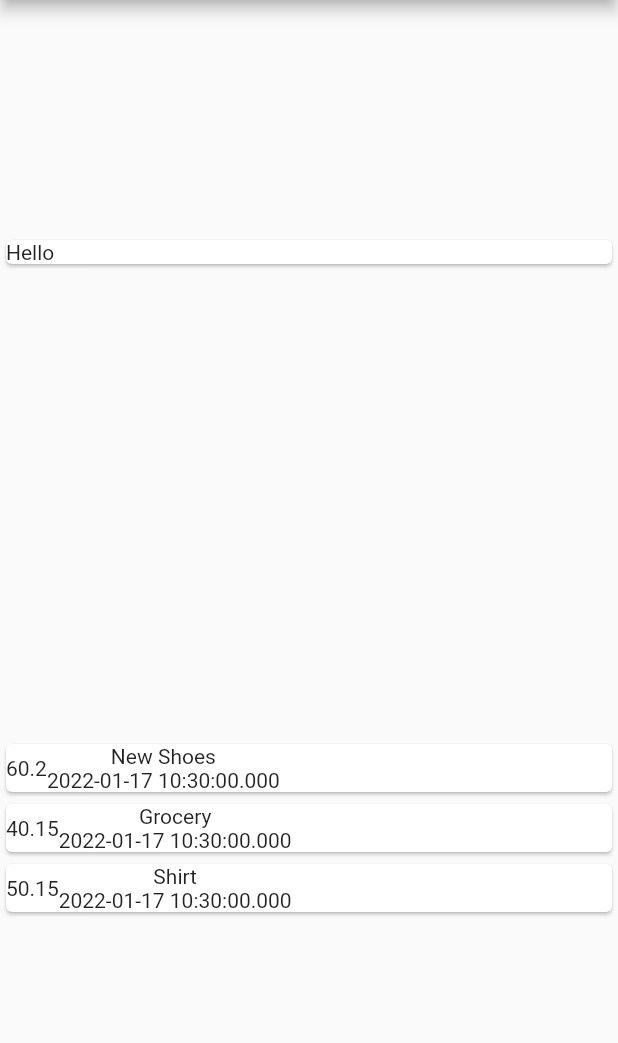
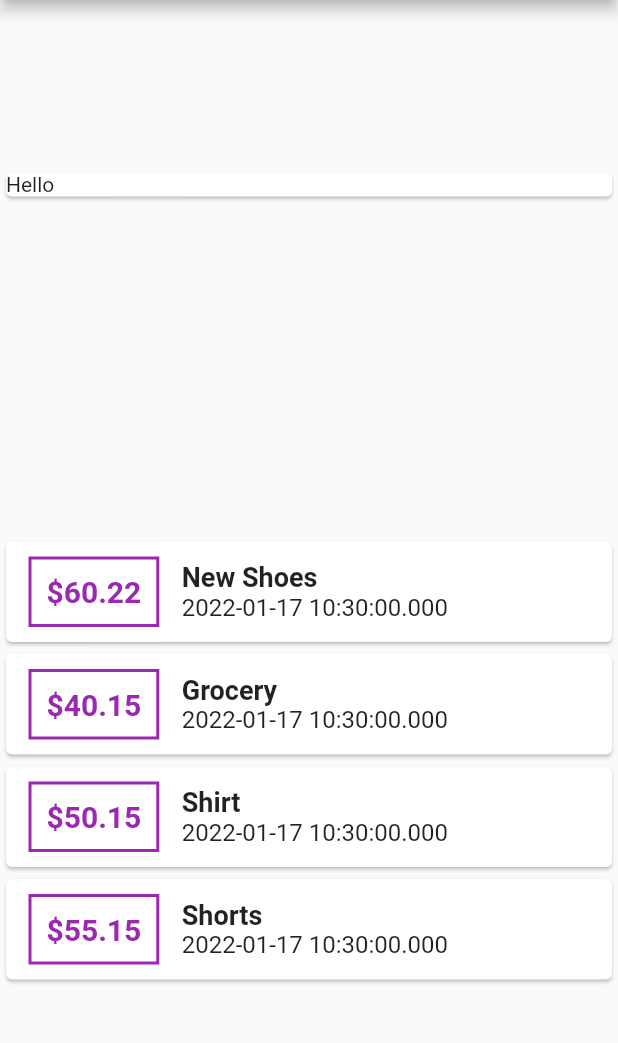
Before and after one commit to najmulmyself/Practice_App, a Flutter app: the screen it shows after launch, on a phone screen of 412 x 824 dp, the part 84-1127 px from its top. Run offline on Flutter 3.47's test engine with Material 2 defaults, Android fonts, the phone set to English and light mode, and no system bars; our stand-ins replace audioplayers; missing offline and left inert: dart:ffi.

Commit message:
list added and styled

```diff
--- a/moneyfy/lib/main.dart
+++ b/moneyfy/lib/main.dart
@@ -8,7 +8,7 @@
     Transactions(
       id: 1,
       title: "New Shoes",
-      amount: 60.20,
+      amount: 60.22,
       date: DateTime.now(),
     ),
     Transactions(
@@ -21,6 +21,12 @@
       id: 3,
       title: "Shirt",
       amount: 50.15,
+      date: DateTime.now(),
+    ),
+    Transactions(
+      id: 4,
+      title: "Shorts",
+      amount: 55.15,
       date: DateTime.now(),
     ),
   ];
@@ -46,12 +52,43 @@
                       child: Row(
                         children: [
                           Container(
-                              child: Text(tx.amount.toString()),
+                            margin: EdgeInsets.symmetric(
+                              vertical: 10,
+                              horizontal: 15,
+                            ),
+                            decoration: BoxDecoration(
+                              border: Border.all(
+                                color: Colors.purple,
+                                width: 2,
+                              ),
+                            ),
+                            // child: Padding(
+                            padding: const EdgeInsets.all(10.0),
+                            child: Text(
+                              '\$${tx.amount}'.toString(),
+                              style: TextStyle(
+                                  fontWeight: FontWeight.bold,
+                                  fontSize: 20,
+                                  color: Colors.purple),
+                            ),
+                            // ),
                           ),
                           Column(
+                            crossAxisAlignment: CrossAxisAlignment.start,
                             children: [
-                                Text(tx.title),
-                                Text(tx.date.toString()),
+                              Text(
+                                tx.title,
+                                style: TextStyle(
+                                  fontSize: 18,
+                                  fontWeight: FontWeight.bold,
+                                ),
+                              ),
+                              Text(
+                                tx.date.toString(),
+                                style: TextStyle(
+                                  fontSize: 16,
+                                ),
+                              ),
                             ],
                           ),
                         ],
@@ -61,7 +98,8 @@
                   .toList(),
             ),
           ],
-          )),
+        ),
+      ),
     );
   }
 }
```
Lines whose indentation alone changed are shown as unchanged.
